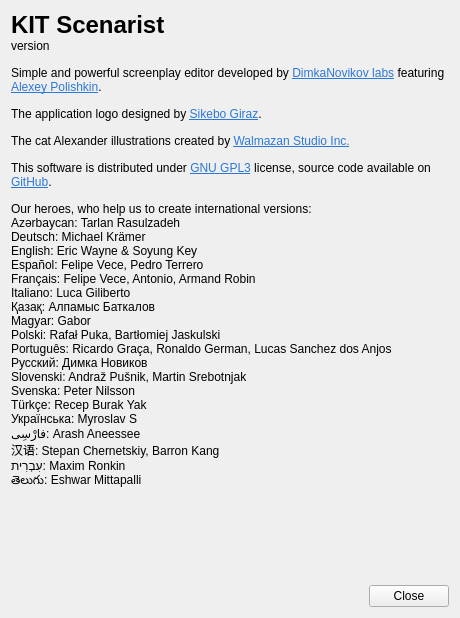
First picture: the form in src/bin/scenarist-desktop/UserInterfaceLayer/Application/AboutDialog.ui, repository dimkanovikov/KITScenarist, before the edit.
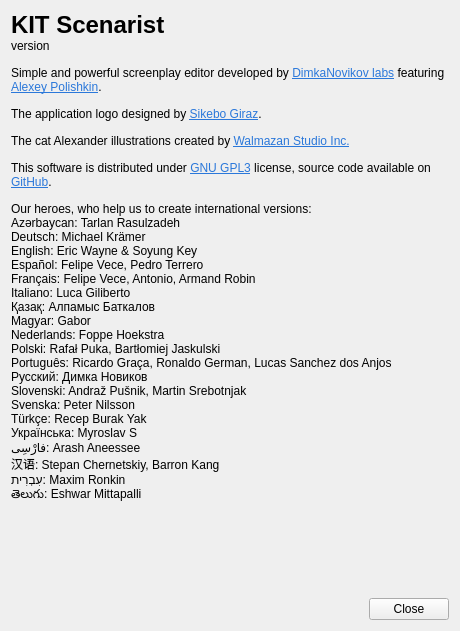
Second picture: the form after the edit.

Diff of the .ui file:
```diff
--- a/src/bin/scenarist-desktop/UserInterfaceLayer/Application/AboutDialog.ui
+++ b/src/bin/scenarist-desktop/UserInterfaceLayer/Application/AboutDialog.ui
@@ -7,7 +7,7 @@
     <x>0</x>
     <y>0</y>
     <width>460</width>
-    <height>618</height>
+    <height>631</height>
    </rect>
   </property>
   <property name="minimumSize">
@@ -211,6 +211,7 @@
 Italiano: Luca Giliberto
 Қазақ: Алпамыс Баткалов
 Magyar: Gabor
+Nederlands: Foppe Hoekstra
 Polski: Rafał Puka, Bartłomiej Jaskulski
 Português: Ricardo Graça, Ronaldo German, Lucas Sanchez dos Anjos 
 Русский: Димка Новиков
```
